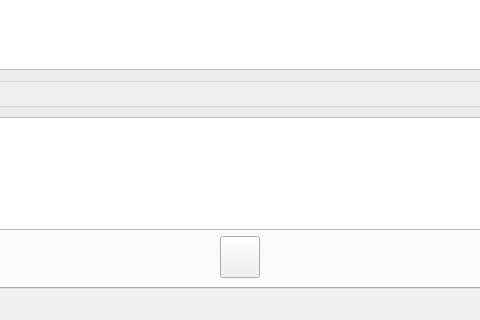
Before: the Qt Designer form Ui_MainWindow.ui in joubu/CDL, drawn with Qt 5; both pictures show x 183 to 663 and y 480 to 800 of the 800 by 800 pixel window.
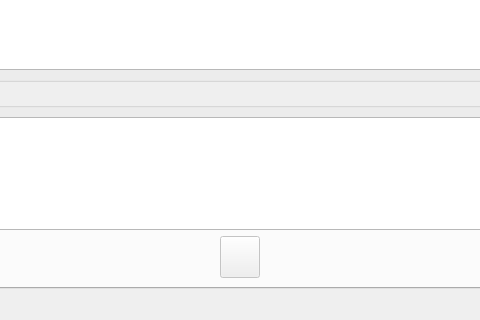
After: the same form once the commit is applied. The open tabs and pages were chosen to show the change. Icons and pictures are not drawn. Custom widgets are drawn as their Qt base class.

What changed in the file:
```diff
--- a/Ui_MainWindow.ui
+++ b/Ui_MainWindow.ui
@@ -651,6 +651,9 @@
           </item>
           <item>
            <widget class="QPushButton" name="pushButtonRemove">
+            <property name="enabled">
+             <bool>false</bool>
+            </property>
             <property name="minimumSize">
              <size>
               <width>0</width>
```
